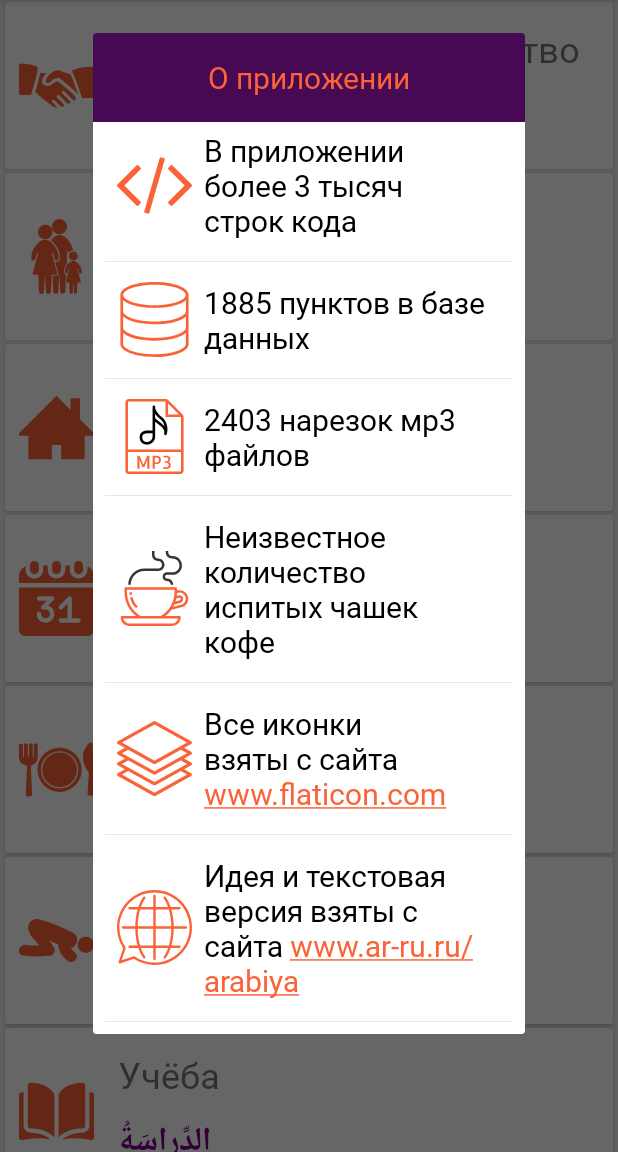
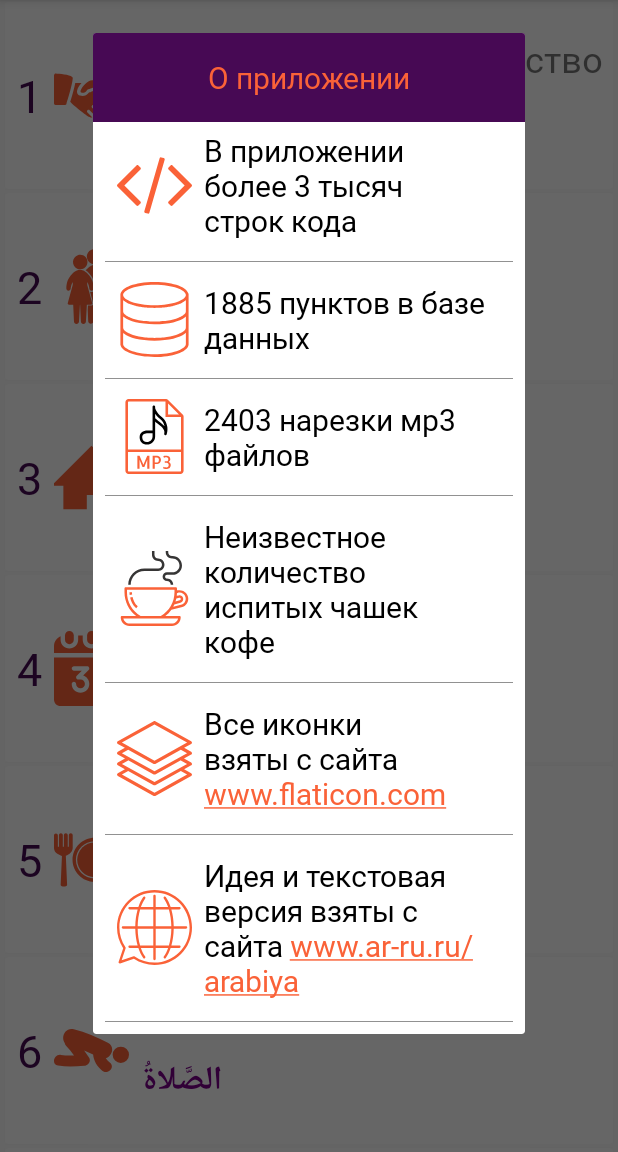
Before and after one commit to JMApss/ArabicInYourHands, an Android app: the screen it shows after launch (MainChaptersActivity), in the side drawer, after a tap on "О приложении", on a phone screen of 412 x 824 dp, the part 84-1236 px from its top. Run offline under Robolectric (Android 15) with nearby library versions, the phone set to English and light mode, and no system bars; libraries missing offline, so code that uses them is left out: com.readystatesoftware.sqliteasset; 2 statements that could not run were skipped.

Commit message:
change file

```diff
--- a/app/build.gradle
+++ b/app/build.gradle
@@ -4,7 +4,7 @@ android {
     compileSdkVersion 27
     defaultConfig {
         applicationId "jmapps.arabicinyourhands"
-        minSdkVersion 21
+        minSdkVersion 19
         targetSdkVersion 27
         versionCode 1
         versionName "Release 1.0.0"
--- a/app/src/main/java/jmapps/arabicinyourhands/Adapters/AdapterMainChapters.java
+++ b/app/src/main/java/jmapps/arabicinyourhands/Adapters/AdapterMainChapters.java
@@ -40,12 +40,14 @@ public class AdapterMainChapters extends RecyclerView.Adapter<HolderMainChapters
     @Override
     public void onBindViewHolder(@NonNull final HolderMainChapters holder,
                                  @SuppressLint("RecyclerView") final int position) {
+        final int numberChapter = mModelMainChapters.get(position).getNumberMainChapter();
         final int pathIconName = mModelMainChapters.get(position).getIconMainChapter();
         final int pathIconNameWhite = mModelMainChapters.get(position).getIconMainChapterWhite();
         final String strTitleName = mModelMainChapters.get(position).getTitleMainChapter();
         final String strSubTitleName = mModelMainChapters.get(position).getSubTitleMainChapter();
         final String strSetContentNumber = mModelMainChapters.get(position).getSetContentMainNumber();
 
+        holder.tvNumberMainChapter.setText(String.valueOf(numberChapter));
         holder.iconMainChapter.setBackgroundResource(pathIconName);
         holder.titleMainChapter.setText(strTitleName);
         holder.subTitleMainChapter.setText(Html.fromHtml("<b>" + strSubTitleName + "</b>"));
@@ -59,9 +61,11 @@ public class AdapterMainChapters extends RecyclerView.Adapter<HolderMainChapters
         });
     }
 
-    private void openChapterLessonActivity(HolderMainChapters holder, int forContentExercises,
+    private void openChapterLessonActivity(HolderMainChapters holder,
+                                           int forContentExercises,
                                            String forContentChaptersLessons,
-            String titleChapterLessons, int iconChapterLesson) {
+                                           String titleChapterLessons,
+                                           int iconChapterLesson) {
         Intent openChapterActivity = new Intent(holder.itemView.getContext(), ChaptersLessonsActivity.class);
         openChapterActivity.putExtra(keyForContentExercises, forContentExercises);
         openChapterActivity.putExtra(keyForContentChaptersLessons, forContentChaptersLessons);
--- a/app/src/main/java/jmapps/arabicinyourhands/MainChaptersActivity.java
+++ b/app/src/main/java/jmapps/arabicinyourhands/MainChaptersActivity.java
@@ -40,7 +40,6 @@ public class MainChaptersActivity extends AppCompatActivity implements
 
     public static SharedPreferences mPreferences;
     public static SharedPreferences.Editor mEditor;
-
     public static SQLiteDatabase sqLiteDatabase;
 
     private DrawerLayout drawer;
--- a/app/src/main/java/jmapps/arabicinyourhands/Models/ModelAboutApp.java
+++ b/app/src/main/java/jmapps/arabicinyourhands/Models/ModelAboutApp.java
@@ -11,7 +11,7 @@ public class ModelAboutApp {
     public static ModelAboutApp[] aboutAppContent = {
             new ModelAboutApp(R.drawable.ic_svg_code, "В приложении более 3 тысяч строк кода"),
             new ModelAboutApp(R.drawable.ic_svg_database, "1885 пунктов в базе данных"),
-            new ModelAboutApp(R.drawable.ic_svg_mp3, "2403 нарезок мр3 файлов"),
+            new ModelAboutApp(R.drawable.ic_svg_mp3, "2403 нарезки мр3 файлов"),
             new ModelAboutApp(R.drawable.ic_svg_coffee, "Неизвестное количество испитых чашек кофе"),
             new ModelAboutApp(R.drawable.ic_svg_layers, "Все иконки взяты с сайта www.flaticon.com"),
             new ModelAboutApp(R.drawable.ic_svg_translation, "Идея и текстовая версия взяты с сайта www.ar-ru.ru/arabiya")
--- a/app/src/main/java/jmapps/arabicinyourhands/Models/ModelMainChapters.java
+++ b/app/src/main/java/jmapps/arabicinyourhands/Models/ModelMainChapters.java
@@ -4,6 +4,7 @@ import jmapps.arabicinyourhands.R;
 
 public class ModelMainChapters {
 
+    private final int numberMainChapter;
     private final int iconMainChapter;
     private final int iconMainChapterWhite;
     private final String titleMainChapter;
@@ -11,64 +12,72 @@ public class ModelMainChapters {
     private final String setContentMainNumber;
 
     public static final ModelMainChapters[] modelMainChapters = {
-        new ModelMainChapters(R.drawable.ic_svg_hand_shake, R.drawable.ic_svg_hand_shake_white,
+        new ModelMainChapters(1, R.drawable.ic_svg_hand_shake, R.drawable.ic_svg_hand_shake_white,
                 "Приветствие и знакомство", "التَّحِيَّةُ و التَّعارُفُ",
         "hand_shake"),
-        new ModelMainChapters(R.drawable.ic_svg_family, R.drawable.ic_svg_family_white,
+        new ModelMainChapters(2, R.drawable.ic_svg_family, R.drawable.ic_svg_family_white,
                 "Семья", "اﻷْسْرةُ",
                 "family"),
-        new ModelMainChapters(R.drawable.ic_svg_home, R.drawable.ic_svg_home_white,
+        new ModelMainChapters(3, R.drawable.ic_svg_home, R.drawable.ic_svg_home_white,
                 "Жильё", "السَّكَنُ",
                 "home"),
-        new ModelMainChapters(R.drawable.ic_svg_daily, R.drawable.ic_svg_daily_white,
+        new ModelMainChapters(4, R.drawable.ic_svg_daily, R.drawable.ic_svg_daily_white,
                 "Повседневная жизнь", "الحَياةُ اليَوْمِيَّةُ",
                 "daily"),
-        new ModelMainChapters(R.drawable.ic_svg_eat, R.drawable.ic_svg_eat_white,
+        new ModelMainChapters(5, R.drawable.ic_svg_eat, R.drawable.ic_svg_eat_white,
                 "Еда и напитки", "الطَّعامُ و الشَّرابُ",
                 "eat"),
-        new ModelMainChapters(R.drawable.ic_svg_prayer, R.drawable.ic_svg_prayer_white,
+        new ModelMainChapters(6, R.drawable.ic_svg_prayer, R.drawable.ic_svg_prayer_white,
                 "Молитва", "الصَّلاةُ",
                 "prayer"),
-        new ModelMainChapters(R.drawable.ic_svg_studies, R.drawable.ic_svg_studies_white,
+        new ModelMainChapters(7, R.drawable.ic_svg_studies, R.drawable.ic_svg_studies_white,
                 "Учёба", "الدِّراسَةُ",
                 "studies"),
-        new ModelMainChapters(R.drawable.ic_svg_work, R.drawable.ic_svg_work_white,
+        new ModelMainChapters(8, R.drawable.ic_svg_work, R.drawable.ic_svg_work_white,
                 "Работа", "العَمَلُ",
                 "work"),
-        new ModelMainChapters(R.drawable.ic_svg_shopping, R.drawable.ic_svg_shopping_white,
+        new ModelMainChapters(9, R.drawable.ic_svg_shopping, R.drawable.ic_svg_shopping_white,
                 "Покупки", "التَّسَوُّقُ",
                 "shopping"),
-        new ModelMainChapters(R.drawable.ic_svg_weather, R.drawable.ic_svg_weather_white,
+        new ModelMainChapters(10, R.drawable.ic_svg_weather, R.drawable.ic_svg_weather_white,
                 "Погода", "الجَوُّ",
                 "weather"),
-        new ModelMainChapters(R.drawable.ic_svg_countries, R.drawable.ic_svg_countries_white,
+        new ModelMainChapters(11, R.drawable.ic_svg_countries, R.drawable.ic_svg_countries_white,
                 "Люди и страны", "النَّاسُ  واﻷَماكِنُ",
                 "countries"),
-        new ModelMainChapters(R.drawable.ic_svg_intertament, R.drawable.ic_svg_intertament_white,
+        new ModelMainChapters(12, R.drawable.ic_svg_intertament, R.drawable.ic_svg_intertament_white,
                 "Развлечения", "الهِواياتُ",
                 "intertament"),
-        new ModelMainChapters(R.drawable.ic_svg_travels, R.drawable.ic_svg_travels_white,
+        new ModelMainChapters(13, R.drawable.ic_svg_travels, R.drawable.ic_svg_travels_white,
                 "Путешествие", "السَّفَرُ",
                 "travels"),
-        new ModelMainChapters(R.drawable.ic_svg_hadj, R.drawable.ic_svg_hadj_white,
+        new ModelMainChapters(14, R.drawable.ic_svg_hadj, R.drawable.ic_svg_hadj_white,
                 "Хадж и умра", "الحَجُّ و العُمْرَةُ",
                 "hadj"),
-        new ModelMainChapters(R.drawable.ic_svg_health, R.drawable.ic_svg_health_white,
+        new ModelMainChapters(15, R.drawable.ic_svg_health, R.drawable.ic_svg_health_white,
                 "Здоровье", "الصِّحَّةُ",
                 "health"),
-        new ModelMainChapters(R.drawable.ic_svg_holiday, R.drawable.ic_svg_holiday_white,
+        new ModelMainChapters(16, R.drawable.ic_svg_holiday, R.drawable.ic_svg_holiday_white,
                 "Каникулы", "العُطْلَةُ",
                 "holiday")
     };
 
-    private ModelMainChapters(int iconMainChapter, int iconMainChapterWhite,
-                              String titleMainChapter, String subTitleMainChapter,
+    private ModelMainChapters(int numberMainChapter,
+                              int iconMainChapter,
+                              int iconMainChapterWhite,
+                              String titleMainChapter,
+                              String subTitleMainChapter,
                               String setContentMainNumber) {
+        this.numberMainChapter = numberMainChapter;
         this.iconMainChapter = iconMainChapter;
         this.iconMainChapterWhite = iconMainChapterWhite;
         this.titleMainChapter = titleMainChapter;
         this.subTitleMainChapter = subTitleMainChapter;
         this.setContentMainNumber = setContentMainNumber;
+    }
+
+    public int getNumberMainChapter() {
+        return numberMainChapter;
     }
 
     public int getIconMainChapter() {
--- a/app/src/main/java/jmapps/arabicinyourhands/ViewHolders/HolderMainChapters.java
+++ b/app/src/main/java/jmapps/arabicinyourhands/ViewHolders/HolderMainChapters.java
@@ -9,6 +9,7 @@ import jmapps.arabicinyourhands.R;
 
 public class HolderMainChapters extends RecyclerView.ViewHolder {
 
+    public final TextView tvNumberMainChapter;
     public final ImageView iconMainChapter;
     public final TextView titleMainChapter;
     public final TextView subTitleMainChapter;
@@ -16,6 +17,7 @@ public class HolderMainChapters extends RecyclerView.ViewHolder {
     public HolderMainChapters(View itemView) {
         super(itemView);
 
+        tvNumberMainChapter = itemView.findViewById(R.id.tv_number_main_chapter);
         iconMainChapter = itemView.findViewById(R.id.iv_icon_main_chapter);
         titleMainChapter = itemView.findViewById(R.id.tv_title_main_chapter);
         subTitleMainChapter = itemView.findViewById(R.id.tv_subtitle_main_chapter);
--- a/app/src/main/res/drawable/cardview_color_state.xml
+++ /dev/null
@@ -1,5 +0,0 @@
-<?xml version="1.0" encoding="utf-8"?>
-<selector xmlns:android="http://schemas.android.com/apk/res/android">
-    <item android:drawable="@color/colorBlack" android:state_activated="true" />
-    <item android:drawable="@color/colorWhite" android:state_activated="false" />
-</selector>
--- a/app/src/main/res/layout/activity_exercises.xml
+++ b/app/src/main/res/layout/activity_exercises.xml
@@ -16,8 +16,7 @@
             android:layout_width="match_parent"
             android:layout_height="?attr/actionBarSize"
             android:background="@color/colorPrimary"
-            app:popupTheme="@style/AppTheme.PopupOverlay"
-            app:title="">
+            app:popupTheme="@style/AppTheme.PopupOverlay">
 
             <LinearLayout
                 android:layout_width="match_parent"
--- a/app/src/main/res/layout/chapter_lesson_item.xml
+++ b/app/src/main/res/layout/chapter_lesson_item.xml
@@ -7,7 +7,7 @@
     android:layout_marginLeft="3dp"
     android:layout_marginRight="3dp"
     android:layout_marginTop="1dp"
-    app:cardElevation="3dp">
+    app:cardElevation="1dp">
 
     <LinearLayout
         android:layout_width="match_parent"
--- a/app/src/main/res/layout/main_chapter_item.xml
+++ b/app/src/main/res/layout/main_chapter_item.xml
@@ -9,7 +9,7 @@
     android:layout_marginRight="3dp"
     android:layout_marginTop="1dp"
     android:orientation="vertical"
-    app:cardElevation="3dp">
+    app:cardElevation="1dp">
 
     <LinearLayout
         android:layout_width="match_parent"
@@ -18,17 +18,28 @@
         android:gravity="center"
         android:minHeight="80dp"
         android:orientation="horizontal"
-        android:padding="9dp"
+        android:paddingBottom="16dp"
+        android:paddingTop="16dp"
         tools:ignore="UselessParent">
+
+        <TextView
+            android:id="@+id/tv_number_main_chapter"
+            android:layout_width="wrap_content"
+            android:layout_height="wrap_content"
+            android:paddingLeft="8dp"
+            android:paddingStart="8dp"
+            android:textColor="@color/colorPrimaryDark"
+            android:textSize="30sp"
+            tools:ignore="RtlHardcoded,RtlSymmetry"
+            tools:text="1" />
 
         <LinearLayout
             android:layout_width="wrap_content"
             android:layout_height="wrap_content"
             android:gravity="center"
             android:orientation="vertical"
-            android:paddingEnd="16dp"
-            android:paddingRight="16dp"
-            tools:ignore="RtlHardcoded, RtlSymmetry">
+            android:paddingLeft="8dp"
+            android:paddingRight="8dp">
 
             <ImageView
                 android:id="@+id/iv_icon_main_chapter"
--- a/app/src/main/res/values/colors.xml
+++ b/app/src/main/res/values/colors.xml
@@ -10,5 +10,6 @@
 
     <color name="colorBlack">#000000</color>
     <color name="colorWhite">#FFFFFF</color>
-    <color name="colorSilver">#e7e7e7</color>
+    <color name="colorSilver">#919191</color>
+    <color name="colorLightPrimary">#20790087</color>
 </resources>
```
Also changed, not shown: app/src/main/java/jmapps/arabicinyourhands/Adapters/AdapterContentsLessons.java (+5 -9 lines), app/src/main/java/jmapps/arabicinyourhands/ContentsLessonsActivity.java (+6 -4 lines), app/src/main/res/layout/content_lesson_item.xml (+4 -3 lines), 4 other files.
